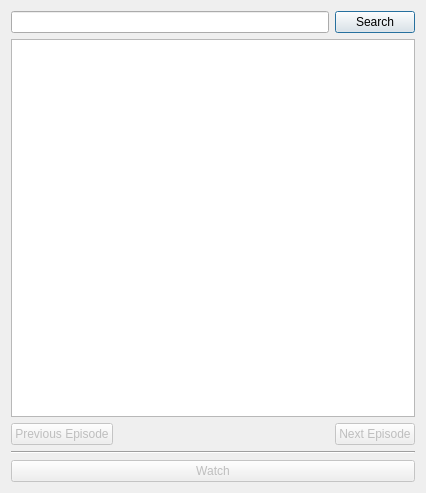
Above: design/main.ui from Nikola-K/tvpy before the change. Below: the same form after it.
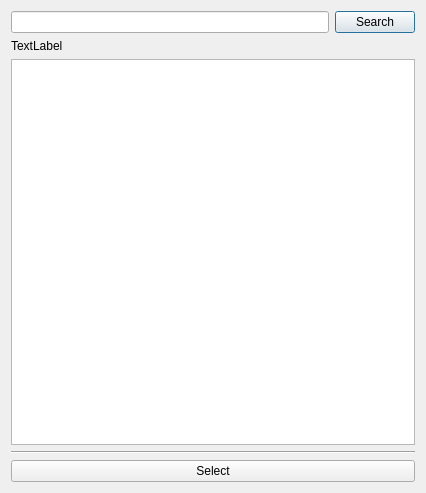
That is the form after the change.

Patch:
```diff
--- a/design/main.ui
+++ b/design/main.ui
@@ -28,45 +28,21 @@
      </item>
     </layout>
    </item>
+   <item>
+    <widget class="QLabel" name="info_label">
+     <property name="text">
+      <string>TextLabel</string>
+     </property>
+     <property name="textFormat">
+      <enum>Qt::PlainText</enum>
+     </property>
+    </widget>
+   </item>
    <item>
     <widget class="QListWidget" name="lst_results"/>
    </item>
    <item>
-    <layout class="QHBoxLayout" name="nex_prev_ep_layout">
-     <item>
-      <widget class="QPushButton" name="btn_prev">
-       <property name="enabled">
-        <bool>false</bool>
-       </property>
-       <property name="text">
-        <string>Previous Episode</string>
-       </property>
-      </widget>
-     </item>
-     <item>
-      <spacer name="spacer_prev_next">
-       <property name="orientation">
-        <enum>Qt::Horizontal</enum>
-       </property>
-       <property name="sizeHint" stdset="0">
-        <size>
-         <width>40</width>
-         <height>20</height>
-        </size>
-       </property>
-      </spacer>
-     </item>
-     <item>
-      <widget class="QPushButton" name="btn_next">
-       <property name="enabled">
-        <bool>false</bool>
-       </property>
-       <property name="text">
-        <string>Next Episode</string>
-       </property>
-      </widget>
-     </item>
-    </layout>
+    <layout class="QHBoxLayout" name="nex_prev_ep_layout"/>
    </item>
    <item>
     <widget class="Line" name="line_watch">
@@ -78,10 +54,10 @@
    <item>
     <widget class="QPushButton" name="btn_watch">
      <property name="enabled">
-      <bool>false</bool>
+      <bool>true</bool>
      </property>
      <property name="text">
-      <string>Watch</string>
+      <string>Select</string>
      </property>
     </widget>
    </item>
```
Left out of the diff: 6 changed lines with no effect on the pictures.
